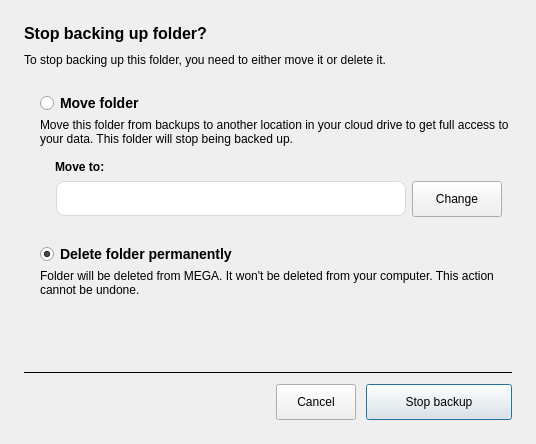
Old version of the form src/MEGASync/gui/ui/RemoveBackupDialog.ui in the repository meganz/MEGAsync.
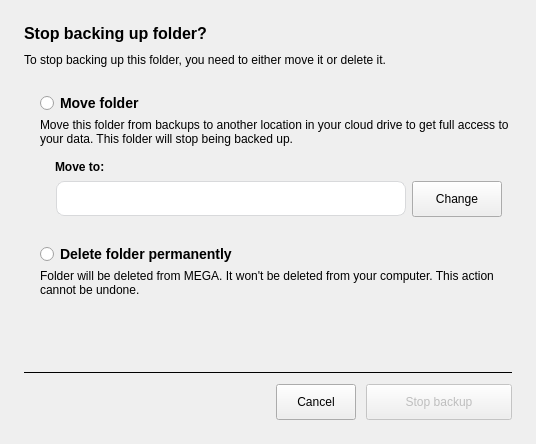
New version of the form. Icons and pictures are not drawn.

Commit message: SNC-5073. Default option for "Stop backup" changed

What changed in the file:
```diff
--- a/src/MEGASync/gui/ui/RemoveBackupDialog.ui
+++ b/src/MEGASync/gui/ui/RemoveBackupDialog.ui
@@ -265,7 +265,10 @@
         <string>Delete folder permanently</string>
        </property>
        <property name="checked">
-        <bool>true</bool>
+        <bool>false</bool>
+       </property>
+       <property name="autoExclusive">
+        <bool>false</bool>
        </property>
       </widget>
      </item>
@@ -361,6 +364,9 @@
      </item>
      <item>
       <widget class="QPushButton" name="bConfirm">
+       <property name="enabled">
+        <bool>false</bool>
+       </property>
        <property name="minimumSize">
         <size>
          <width>146</width>
```
Left out of the diff: 3 changed lines with no effect on the pictures. The commit also changes 2 other files.
